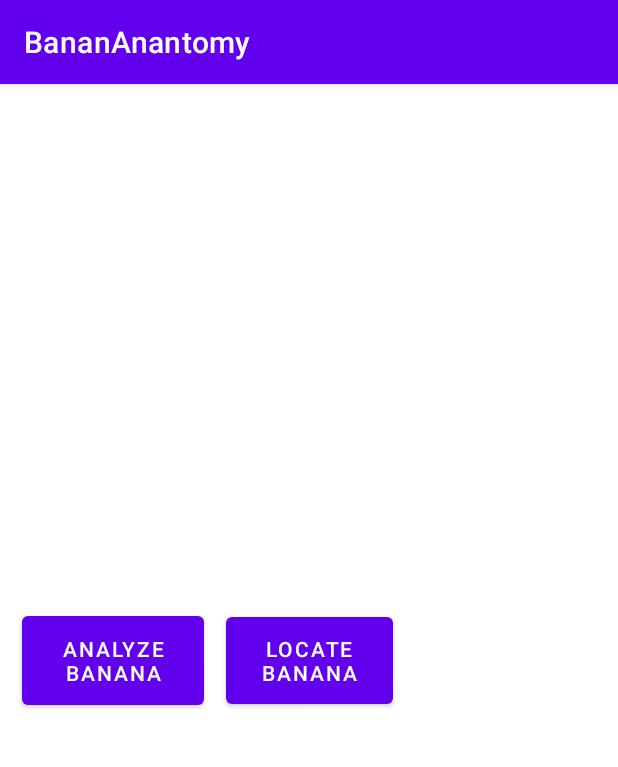
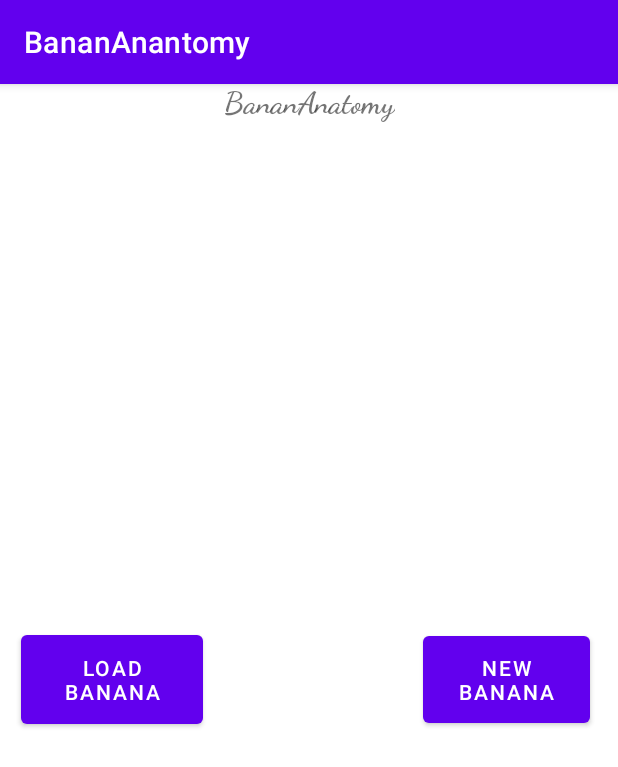
Before and after one commit to ZEric2407/Banan-appeal, an Android app: the screen it shows after launch (main_activity), on a phone screen of 412 x 824 dp. Shown: the top 767 px of the screen. Run offline under Robolectric (Android 15) with nearby library versions, the phone set to English and light mode, and no system bars.

Commit message:
Repurposed buttons, initialized popup buttons

```diff
--- a/BananAnatomy/app/src/main/res/layout/main_activity.xml
+++ b/BananAnatomy/app/src/main/res/layout/main_activity.xml
@@ -9,19 +9,33 @@
         android:id="@+id/selectImageButton"
         android:layout_width="121dp"
         android:layout_height="71dp"
-        android:text="Analyze Banana"
+        android:text="Load Banana"
         app:layout_constraintBottom_toBottomOf="parent"
-        app:layout_constraintEnd_toStartOf="@+id/cameraButton"
+        app:layout_constraintEnd_toStartOf="@+id/textView"
         app:layout_constraintStart_toStartOf="parent"
-        app:layout_constraintTop_toTopOf="parent" />
+        app:layout_constraintTop_toBottomOf="@+id/textView" />
 
     <Button
         android:id="@+id/cameraButton"
         android:layout_width="111dp"
         android:layout_height="70dp"
-        android:text="Locate Banana"
+        android:text="New Banana"
         app:layout_constraintBottom_toBottomOf="parent"
         app:layout_constraintEnd_toEndOf="parent"
+        app:layout_constraintStart_toEndOf="@+id/textView"
+        app:layout_constraintTop_toBottomOf="@+id/textView" />
+
+    <TextView
+        android:id="@+id/textView"
+        android:layout_width="wrap_content"
+        android:layout_height="0dp"
+        android:fontFamily="cursive"
+        android:text="BananAnatomy"
+        android:textAlignment="center"
+        android:textAllCaps="false"
+        android:textSize="20sp"
+        android:textStyle="bold"
+        app:layout_constraintEnd_toEndOf="parent"
         app:layout_constraintStart_toStartOf="parent"
-        app:layout_constraintTop_toTopOf="parent" />
+        tools:layout_editor_absoluteY="303dp" />
 </androidx.constraintlayout.widget.ConstraintLayout>
--- /dev/null
+++ b/BananAnatomy/app/src/main/res/layout/popup0.xml
@@ -0,0 +1,6 @@
+<?xml version="1.0" encoding="utf-8"?>
+<androidx.constraintlayout.widget.ConstraintLayout xmlns:android="http://schemas.android.com/apk/res/android"
+    android:layout_width="match_parent"
+    android:layout_height="match_parent">
+
+</androidx.constraintlayout.widget.ConstraintLayout>
--- /dev/null
+++ b/BananAnatomy/app/src/main/res/layout/popup1.xml
@@ -0,0 +1,6 @@
+<?xml version="1.0" encoding="utf-8"?>
+<androidx.constraintlayout.widget.ConstraintLayout xmlns:android="http://schemas.android.com/apk/res/android"
+    android:layout_width="match_parent"
+    android:layout_height="match_parent">
+
+</androidx.constraintlayout.widget.ConstraintLayout>
--- /dev/null
+++ b/BananAnatomy/app/src/main/res/layout/popup2.xml
@@ -0,0 +1,6 @@
+<?xml version="1.0" encoding="utf-8"?>
+<androidx.constraintlayout.widget.ConstraintLayout xmlns:android="http://schemas.android.com/apk/res/android"
+    android:layout_width="match_parent"
+    android:layout_height="match_parent">
+
+</androidx.constraintlayout.widget.ConstraintLayout>
--- /dev/null
+++ b/BananAnatomy/app/src/main/res/layout/popup3.xml
@@ -0,0 +1,6 @@
+<?xml version="1.0" encoding="utf-8"?>
+<androidx.constraintlayout.widget.ConstraintLayout xmlns:android="http://schemas.android.com/apk/res/android"
+    android:layout_width="match_parent"
+    android:layout_height="match_parent">
+
+</androidx.constraintlayout.widget.ConstraintLayout>
--- /dev/null
+++ b/BananAnatomy/app/src/main/res/layout/popup4.xml
@@ -0,0 +1,6 @@
+<?xml version="1.0" encoding="utf-8"?>
+<androidx.constraintlayout.widget.ConstraintLayout xmlns:android="http://schemas.android.com/apk/res/android"
+    android:layout_width="match_parent"
+    android:layout_height="match_parent">
+
+</androidx.constraintlayout.widget.ConstraintLayout>
```
Also changed, not shown: BananAnatomy/app/src/main/java/com/example/banananatomy/main_activity.java (+21 -10 lines).
